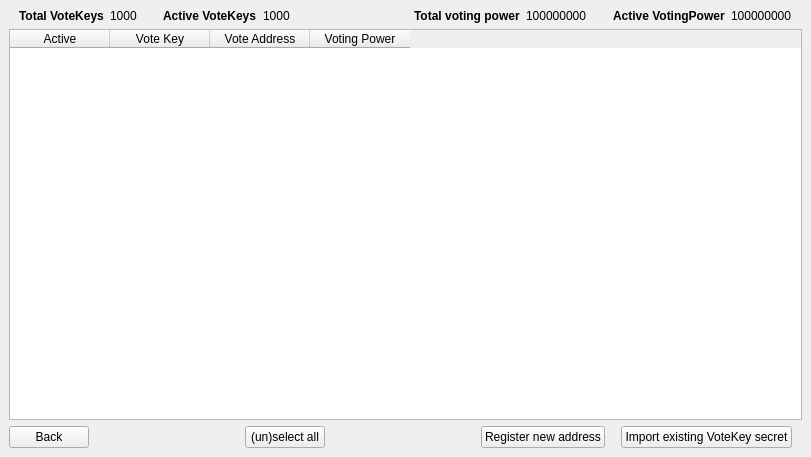
First picture: the form in src/qt/forms/smartvoting.ui, repository SmartCash/Core-Smart, before the edit.
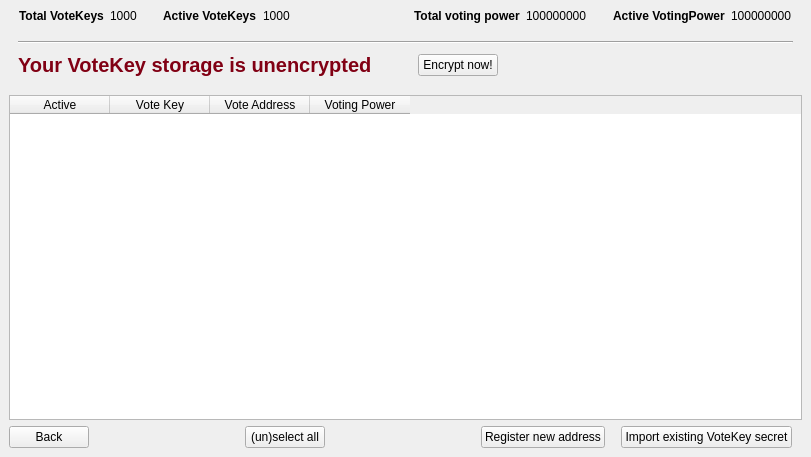
Second picture: the form after the edit. The open tabs and pages were chosen to show the change.

Commit message: ui: Show unencrypted warnings and provide a button to encrypt

```diff
--- a/src/qt/forms/smartvoting.ui
+++ b/src/qt/forms/smartvoting.ui
@@ -737,6 +737,88 @@
          </layout>
         </widget>
        </item>
+       <item>
+        <widget class="QWidget" name="unencryptedWidget" native="true">
+         <property name="minimumSize">
+          <size>
+           <width>0</width>
+           <height>60</height>
+          </size>
+         </property>
+         <layout class="QVBoxLayout" name="verticalLayout_8">
+          <item>
+           <widget class="Line" name="line">
+            <property name="orientation">
+             <enum>Qt::Horizontal</enum>
+            </property>
+           </widget>
+          </item>
+          <item>
+           <layout class="QHBoxLayout" name="horizontalLayout_3">
+            <item>
+             <widget class="QLabel" name="label_2">
+              <property name="font">
+               <font>
+                <pointsize>15</pointsize>
+                <weight>75</weight>
+                <bold>true</bold>
+               </font>
+              </property>
+              <property name="styleSheet">
+               <string notr="true">color: rgb(129, 0, 20);</string>
+              </property>
+              <property name="text">
+               <string>Your VoteKey storage is unencrypted</string>
+              </property>
+             </widget>
+            </item>
+            <item>
+             <spacer name="horizontalSpacer_20">
+              <property name="orientation">
+               <enum>Qt::Horizontal</enum>
+              </property>
+              <property name="sizeType">
+               <enum>QSizePolicy::Maximum</enum>
+              </property>
+              <property name="sizeHint" stdset="0">
+               <size>
+                <width>40</width>
+                <height>20</height>
+               </size>
+              </property>
+             </spacer>
+            </item>
+            <item>
+             <widget class="QPushButton" name="encryptButton">
+              <property name="sizePolicy">
+               <sizepolicy hsizetype="Minimum" vsizetype="Fixed">
+                <horstretch>0</horstretch>
+                <verstretch>0</verstretch>
+               </sizepolicy>
+              </property>
+              <property name="text">
+               <string>Encrypt now!</string>
+              </property>
+             </widget>
+            </item>
+            <item>
+             <spacer name="horizontalSpacer_21">
+              <property name="orientation">
+               <enum>Qt::Horizontal</enum>
+              </property>
+              <property name="sizeHint" stdset="0">
+               <size>
+                <width>40</width>
+                <height>20</height>
+               </size>
+              </property>
+             </spacer>
+            </item>
+           </layout>
+          </item>
+         </layout>
+        </widget>
+       </item>
        <item>
         <widget class="QTableWidget" name="voteKeysTable">
          <property name="editTriggers">
```
Left out of the diff: 2 changed lines with no effect on the pictures. The commit also changes 5 other files.
